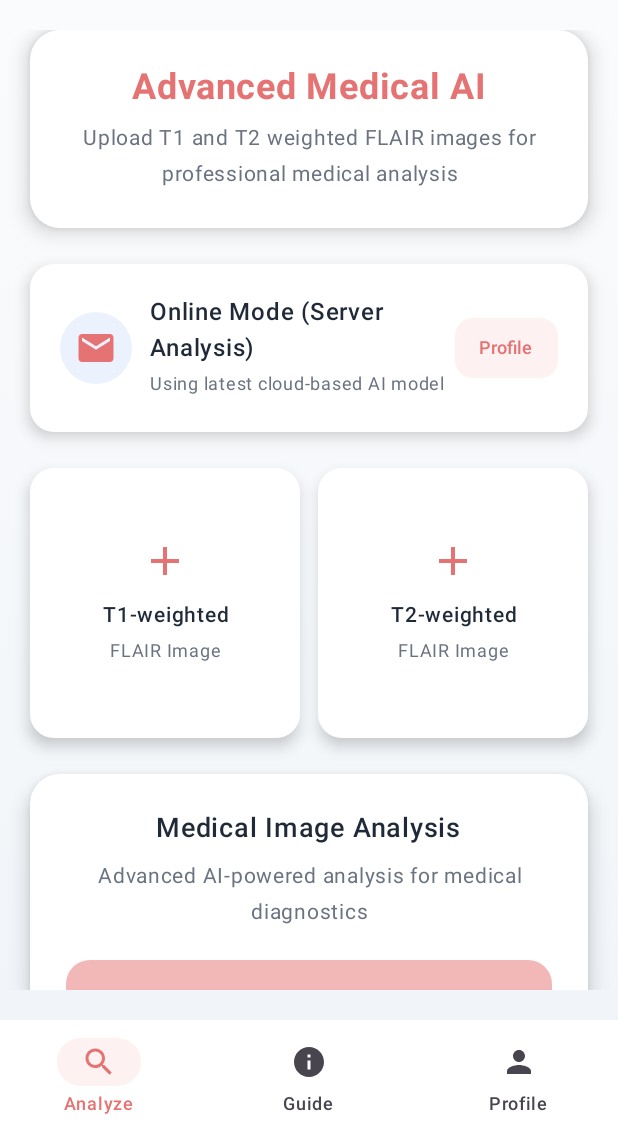
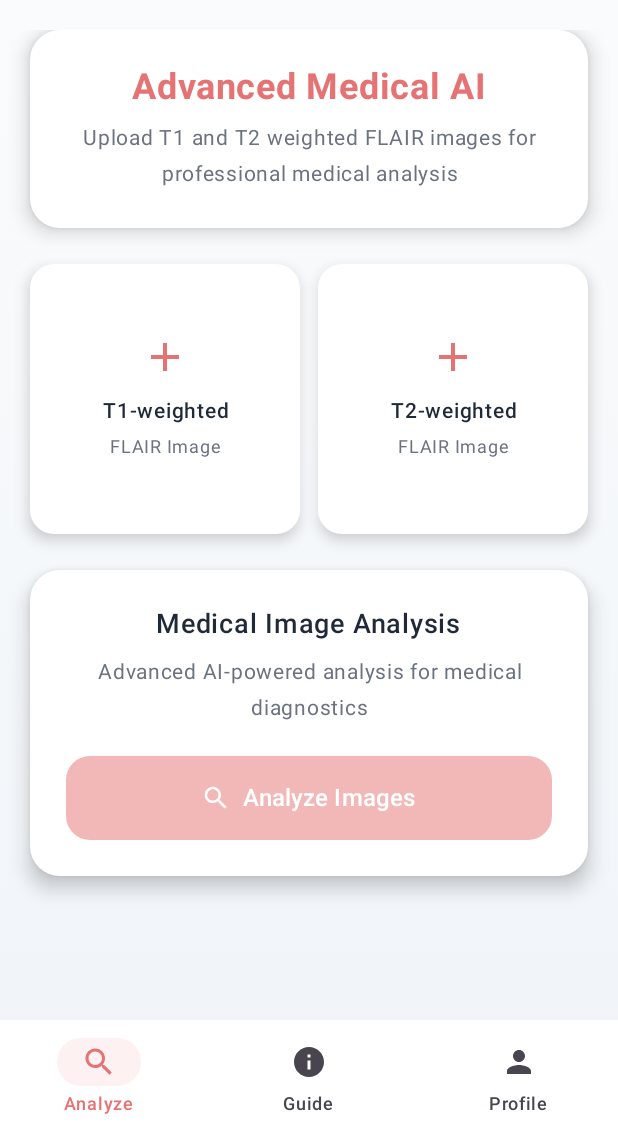
Before and after one commit to wheresmessi/ModicAnalyzer-FL-main, an Android app built with Jetpack Compose: the screen it shows after launch (SimpleMainActivity), after a tap on "Continue as Demo User", on a phone screen of 412 x 824 dp, the part 96-1236 px from its top. Run offline under Robolectric (Android 15) with nearby library versions, the phone set to English and light mode, and no system bars; our stand-ins replace Firebase (no records; nobody signed in at launch, a user with empty details on screens opened directly); libraries missing offline, so code that uses them is left out: org.tensorflow.lite.

Commit message:
mass panten

```diff
--- a/app/src/main/java/com/example/modicanalyzer/LoginActivity.kt
+++ b/app/src/main/java/com/example/modicanalyzer/LoginActivity.kt
@@ -5,7 +5,6 @@ import android.os.Bundle
 import android.widget.Toast
 import androidx.activity.ComponentActivity
 import androidx.activity.compose.setContent
-import androidx.compose.foundation.Image
 import androidx.compose.foundation.background
 import androidx.compose.foundation.layout.*
 import androidx.compose.foundation.shape.RoundedCornerShape
@@ -18,7 +17,6 @@ import androidx.compose.ui.Alignment
 import androidx.compose.ui.Modifier
 import androidx.compose.ui.graphics.Color
 import androidx.compose.ui.platform.LocalContext
-import androidx.compose.ui.res.painterResource
 import androidx.compose.ui.text.font.FontWeight
 import androidx.compose.ui.text.input.KeyboardType
 import androidx.compose.ui.text.input.PasswordVisualTransformation
@@ -80,29 +78,10 @@ fun LoginScreen(
             horizontalAlignment = Alignment.CenterHorizontally,
             verticalArrangement = Arrangement.Center
         ) {
-            // Logo/Header Section
-            Box(
-                modifier = Modifier
-                    .size(120.dp)
-                    .background(
-                        color = Color.White,
-                        shape = RoundedCornerShape(60.dp)
-                    ),
-                contentAlignment = Alignment.Center
-            ) {
-                Image(
-                    painter = painterResource(id = R.drawable.ic_launcher_foreground),
-                    contentDescription = "SpinoCare Logo",
-                    modifier = Modifier.size(80.dp)
-                )
-            }
-
-            Spacer(modifier = Modifier.height(32.dp))
-
-            // Title
+            // App Name/Header Section
             Text(
-                text = "Welcome to SpinoCare",
-                fontSize = 28.sp,
+                text = "SpinoCare",
+                fontSize = 36.sp,
                 fontWeight = FontWeight.Bold,
                 color = com.example.modicanalyzer.ui.theme.ModicarePrimary,
                 textAlign = TextAlign.Center
@@ -121,7 +100,7 @@ fun LoginScreen(
                 modifier = Modifier.fillMaxWidth(),
                 shape = RoundedCornerShape(16.dp),
                 elevation = CardDefaults.cardElevation(defaultElevation = 4.dp),
-                colors = CardDefaults.cardColors(containerColor = Color.Transparent)
+                colors = CardDefaults.cardColors(containerColor = Color.White)
             ) {
                 Column(
                     modifier = Modifier.padding(24.dp)
--- a/app/src/main/java/com/example/modicanalyzer/SimpleMainActivity.kt
+++ b/app/src/main/java/com/example/modicanalyzer/SimpleMainActivity.kt
@@ -66,6 +66,7 @@ class SimpleMainActivity : ComponentActivity() {
 @Composable
 fun MainScreen(analyzer: ModicAnalyzer) {
     var selectedScreen by remember { mutableStateOf(0) }
+    val context = androidx.compose.ui.platform.LocalContext.current
 
     Scaffold(
         topBar = {
@@ -143,7 +144,27 @@ fun MainScreen(analyzer: ModicAnalyzer) {
         when (selectedScreen) {
             0 -> AnalyzeScreen(analyzer, paddingValues)
             1 -> Box(modifier = Modifier.padding(paddingValues)) { ModicGuideScreen() }
-            2 -> Box(modifier = Modifier.padding(paddingValues)) { ProfileScreen() }
+            2 -> Box(modifier = Modifier.padding(paddingValues)) {
+                ProfileScreen(
+                    onHelpSupportClick = {
+                        val intent = android.content.Intent(context, HelpSupportActivity::class.java)
+                        context.startActivity(intent)
+                    },
+                    onPrivacyPolicyClick = {
+                        val intent = android.content.Intent(context, PrivacyPolicyActivity::class.java)
+                        context.startActivity(intent)
+                    },
+                    onSignOutClick = {
+                        val authManager = AuthManager(context)
+                        authManager.logout()
+                        android.widget.Toast.makeText(context, "Signed out successfully", android.widget.Toast.LENGTH_SHORT).show()
+
+                        val intent = android.content.Intent(context, LoginActivity::class.java)
+                        intent.flags = android.content.Intent.FLAG_ACTIVITY_NEW_TASK or android.content.Intent.FLAG_ACTIVITY_CLEAR_TASK
+                        context.startActivity(intent)
+                    }
+                )
+            }
         }
     }
 }
@@ -252,10 +273,6 @@ fun AnalyzeScreen(analyzer: ModicAnalyzer, paddingValues: PaddingValues) {
     ) {
         item {
             HeaderCard()
-        }
-
-        item {
-            StatusCard(analyzer)
         }
 
         item {
@@ -394,84 +411,6 @@ fun HeaderCard() {
 }
 
 @Composable
-fun StatusCard(analyzer: ModicAnalyzer) {
-    val context = LocalContext.current
-    val sharedPrefs = context.getSharedPreferences("modic_settings", android.content.Context.MODE_PRIVATE)
-    val isOfflineMode = sharedPrefs.getBoolean("offline_mode", false)
-
-    val isModelAvailable = remember {
-        val modelFile = java.io.File(context.filesDir, "modic_model.tflite")
-        modelFile.exists()
-    }
-
-    Card(
-        modifier = Modifier.fillMaxWidth(),
-        colors = CardDefaults.cardColors(containerColor = Color.White),
-        elevation = CardDefaults.cardElevation(defaultElevation = 6.dp),
-        shape = RoundedCornerShape(16.dp)
-    ) {
-        Row(
-            modifier = Modifier
-                .fillMaxWidth()
-                .padding(20.dp),
-            verticalAlignment = Alignment.CenterVertically
-        ) {
-            Box(
-                modifier = Modifier
-                    .size(48.dp)
-                    .clip(CircleShape)
-                    .background(
-                        if (isOfflineMode && isModelAvailable) Color(0xFF10B981).copy(alpha = 0.1f)
-                        else if (isOfflineMode) Color(0xFFF59E0B).copy(alpha = 0.1f)
-                        else Color(0xFF3B82F6).copy(alpha = 0.1f)
-                    ),
-                contentAlignment = Alignment.Center
-            ) {
-                Icon(
-                    if (isOfflineMode) Icons.Default.Phone else Icons.Default.Email,
-                    contentDescription = null,
-                    tint = com.example.modicanalyzer.ui.theme.ModicarePrimary,
-                    modifier = Modifier.size(28.dp)
-                )
-            }
-            Spacer(modifier = Modifier.width(12.dp))
-            Column(modifier = Modifier.weight(1f)) {
-                Text(
-                    text = if (isOfflineMode) {
-                        if (isModelAvailable) "Offline Mode (Ready)" else "Offline Mode (Download Model)"
-                    } else "Online Mode (Server Analysis)",
-                    fontSize = 16.sp,
-                    fontWeight = FontWeight.SemiBold,
-                    color = Color(0xFF1F2937)
-                )
-                Text(
-                    text = if (isOfflineMode) {
-                        if (isModelAvailable) "Using local TensorFlow Lite model" else "Model download required"
-                    } else "Using latest cloud-based AI model",
-                    fontSize = 12.sp,
-                    color = Color(0xFF6B7280)
-                )
-            }
-
-            Button(
-                onClick = {
-                    val intent = android.content.Intent(context, ProfileActivity::class.java)
-                    context.startActivity(intent)
-                },
-                colors = ButtonDefaults.buttonColors(
-                    containerColor = com.example.modicanalyzer.ui.theme.ModicarePrimary.copy(alpha = 0.1f),
-                    contentColor = com.example.modicanalyzer.ui.theme.ModicarePrimary
-                ),
-                shape = RoundedCornerShape(12.dp),
-                contentPadding = PaddingValues(horizontal = 16.dp, vertical = 8.dp)
-            ) {
-                Text("Profile", fontSize = 12.sp)
-            }
-        }
-    }
-}
-
-@Composable
 fun ImageCard(
     modifier: Modifier = Modifier,
     title: String,
```
Also changed, not shown: app/src/main/java/com/example/modicanalyzer/ProfileScreen.kt (+0 -15 lines), app/src/main/java/com/example/modicanalyzer/SignupActivity.kt (+3 -24 lines).
